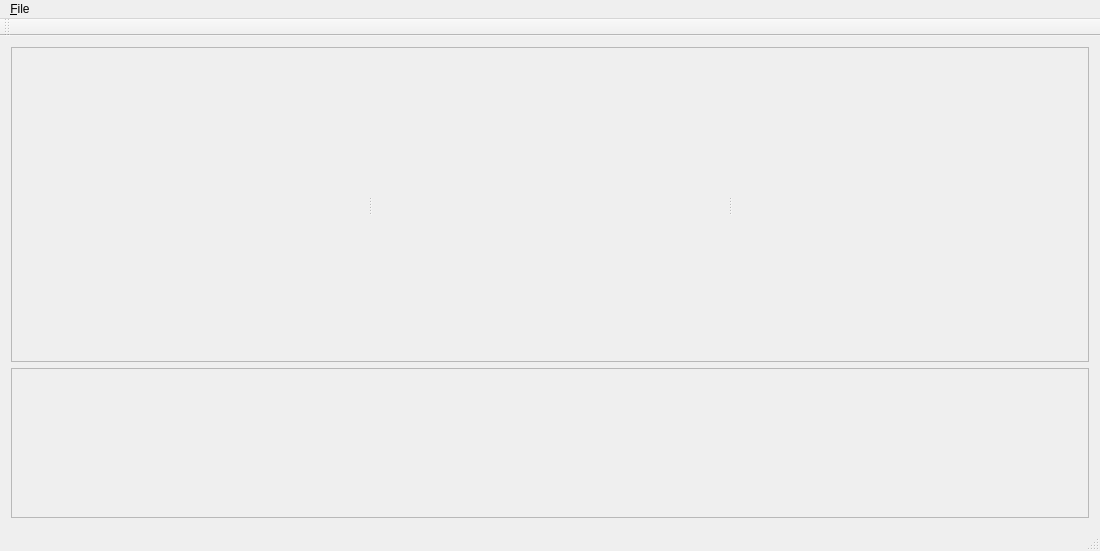
ZGainsforth/MultiLaue, file MultiLaueGui/multilauemainwindow.ui: the form before one commit.
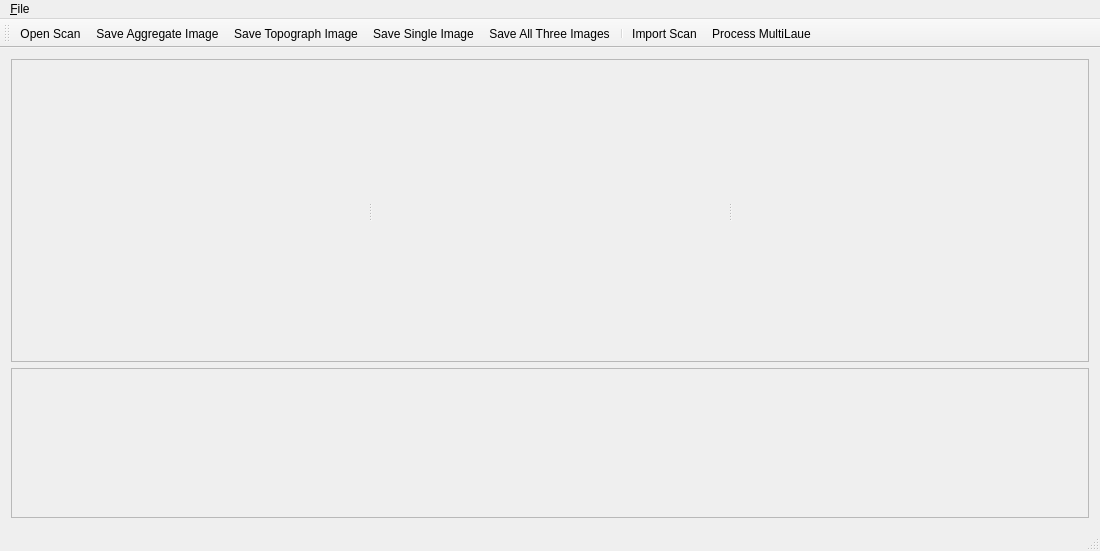
The form after the commit. Icons and pictures are not drawn.

Commit message: Added MultiLaue processing.  Added save images.  Fixed a bug on image clicking coordinates.

Diff of the .ui file:
```diff
--- a/MultiLaueGui/multilauemainwindow.ui
+++ b/MultiLaueGui/multilauemainwindow.ui
@@ -146,6 +146,14 @@
    <attribute name="toolBarBreak">
     <bool>false</bool>
    </attribute>
+   <addaction name="action_Open_Scan"/>
+   <addaction name="actionSave_Aggregate_Image"/>
+   <addaction name="actionSave_Topograph_Image"/>
+   <addaction name="actionSave_Single_Image"/>
+   <addaction name="actionSave_All_Three_Images"/>
+   <addaction name="separator"/>
+   <addaction name="action_Import_Scan"/>
+   <addaction name="actionProcess_MultiLaue"/>
   </widget>
   <widget class="QStatusBar" name="statusBar"/>
   <action name="action_Import_Scan">
@@ -158,6 +166,54 @@
     <string>&amp;Open Scan</string>
    </property>
   </action>
+  <action name="actionProcess_MultiLaue">
+   <property name="icon">
+    <iconset resource="icons.qrc">
+     <normaloff>:/Icons/Compute</normaloff>:/Icons/Compute</iconset>
+   </property>
+   <property name="text">
+    <string>Process &amp;MultiLaue</string>
+   </property>
+  </action>
+  <action name="actionSave_Aggregate_Image">
+   <property name="icon">
+    <iconset resource="icons.qrc">
+     <normaloff>:/Icons/Save Aggregate</normaloff>:/Icons/Save Aggregate</iconset>
+   </property>
+   <property name="text">
+    <string>Save Aggregate Image</string>
+   </property>
+  </action>
+  <action name="actionSave_Topograph_Image">
+   <property name="icon">
+    <iconset resource="icons.qrc">
+     <normaloff>:/Icons/Save Topograph</normaloff>:/Icons/Save Topograph</iconset>
+   </property>
+   <property name="text">
+    <string>Save Topograph Image</string>
+   </property>
+   <property name="toolTip">
+    <string>Save Topograph Image</string>
+   </property>
+  </action>
+  <action name="actionSave_Single_Image">
+   <property name="icon">
+    <iconset resource="icons.qrc">
+     <normaloff>:/Icons/Save Single</normaloff>:/Icons/Save Single</iconset>
+   </property>
+   <property name="text">
+    <string>Save Single Image</string>
+   </property>
+  </action>
+  <action name="actionSave_All_Three_Images">
+   <property name="icon">
+    <iconset resource="icons.qrc">
+     <normaloff>:/Icons/Save</normaloff>:/Icons/Save</iconset>
+   </property>
+   <property name="text">
+    <string>Save All Three Images</string>
+   </property>
+  </action>
  </widget>
  <layoutdefault spacing="6" margin="11"/>
  <resources/>
```
Left out of the diff: 20 changed lines with no effect on the pictures. The commit also changes 22 other files.
